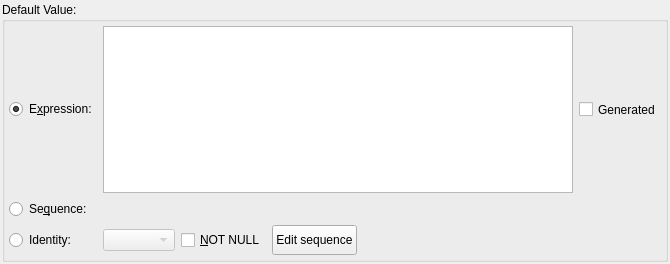
The window that libs/libgui/ui/dbobjects/columnwidget.ui (pgmodeler/pgmodeler) describes before a commit, drawn with Qt 5.
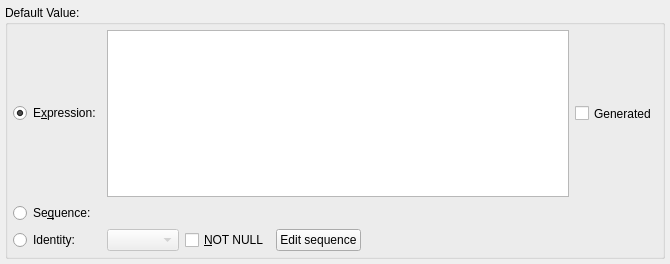
The same window after the commit. Icons and pictures are not drawn.

The edit to the form file:
```diff
--- a/libs/libgui/ui/dbobjects/columnwidget.ui
+++ b/libs/libgui/ui/dbobjects/columnwidget.ui
@@ -12,37 +12,37 @@
   </property>
   <layout class="QGridLayout" name="column_grid">
    <property name="leftMargin">
-    <number>2</number>
+    <number>5</number>
    </property>
    <property name="topMargin">
-    <number>2</number>
+    <number>5</number>
    </property>
    <property name="rightMargin">
-    <number>2</number>
+    <number>5</number>
    </property>
    <property name="bottomMargin">
-    <number>2</number>
+    <number>5</number>
    </property>
    <property name="spacing">
-    <number>6</number>
+    <number>10</number>
    </property>
-   <item row="0" column="0" colspan="2">
+   <item row="0" column="0">
     <widget class="QGroupBox" name="default_value_grp">
      <property name="title">
       <string>Default Value:</string>
      </property>
      <layout class="QGridLayout" name="gridLayout">
       <property name="leftMargin">
-       <number>4</number>
+       <number>5</number>
       </property>
       <property name="topMargin">
-       <number>4</number>
+       <number>5</number>
       </property>
       <property name="rightMargin">
-       <number>4</number>
+       <number>5</number>
       </property>
       <property name="bottomMargin">
-       <number>4</number>
+       <number>5</number>
       </property>
       <item row="0" column="0">
        <widget class="QRadioButton" name="expression_rb">
@@ -141,11 +141,11 @@
       </item>
       <item row="2" column="3">
        <widget class="QPushButton" name="edit_seq_btn">
-        <property name="minimumSize">
-         <size>
-          <width>0</width>
-          <height>30</height>
-         </size>
+        <property name="sizePolicy">
+         <sizepolicy hsizetype="Preferred" vsizetype="Preferred">
+          <horstretch>0</horstretch>
+          <verstretch>0</verstretch>
+         </sizepolicy>
         </property>
         <property name="toolTip">
          <string>Edit the underlying sequence's attributes</string>
@@ -157,6 +157,12 @@
          <iconset resource="../../res/resources.qrc">
           <normaloff>:/icons/icons/sequence.png</normaloff>:/icons/icons/sequence.png</iconset>
         </property>
+        <property name="iconSize">
+         <size>
+          <width>32</width>
+          <height>32</height>
+         </size>
+        </property>
        </widget>
       </item>
       <item row="2" column="4">
```
Left out of the diff: 2 changed lines with no effect on the pictures.
